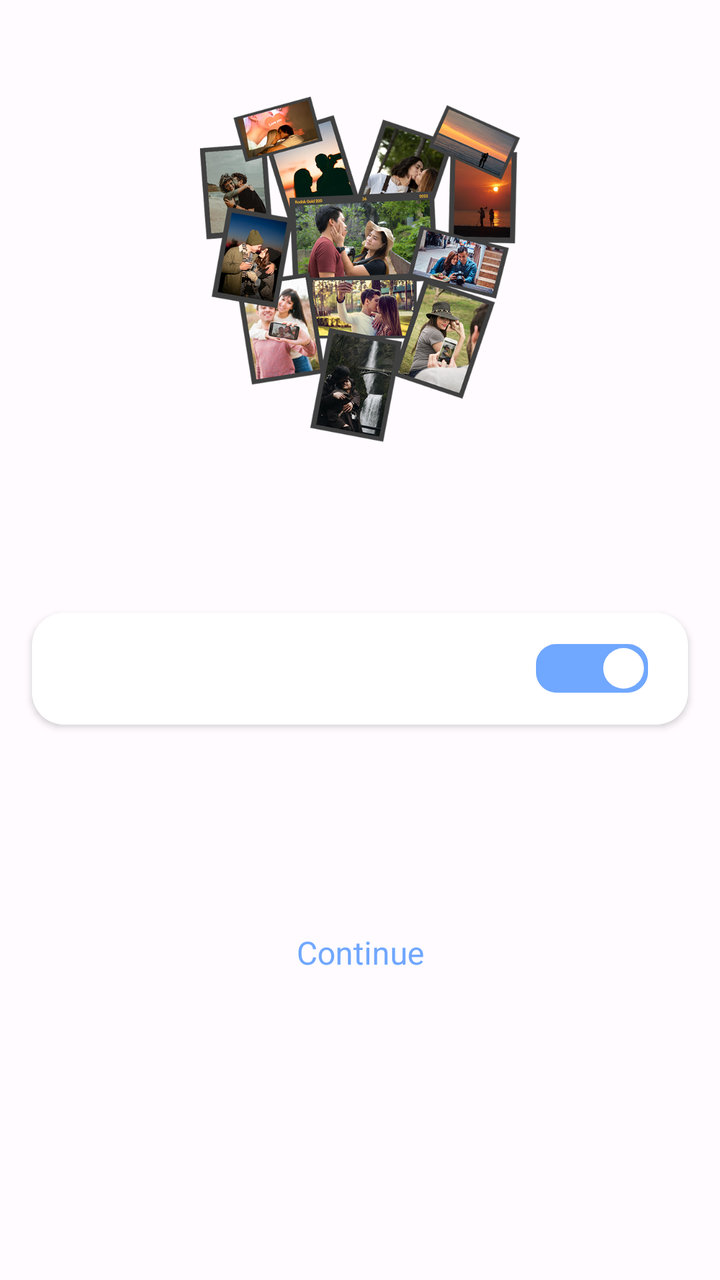
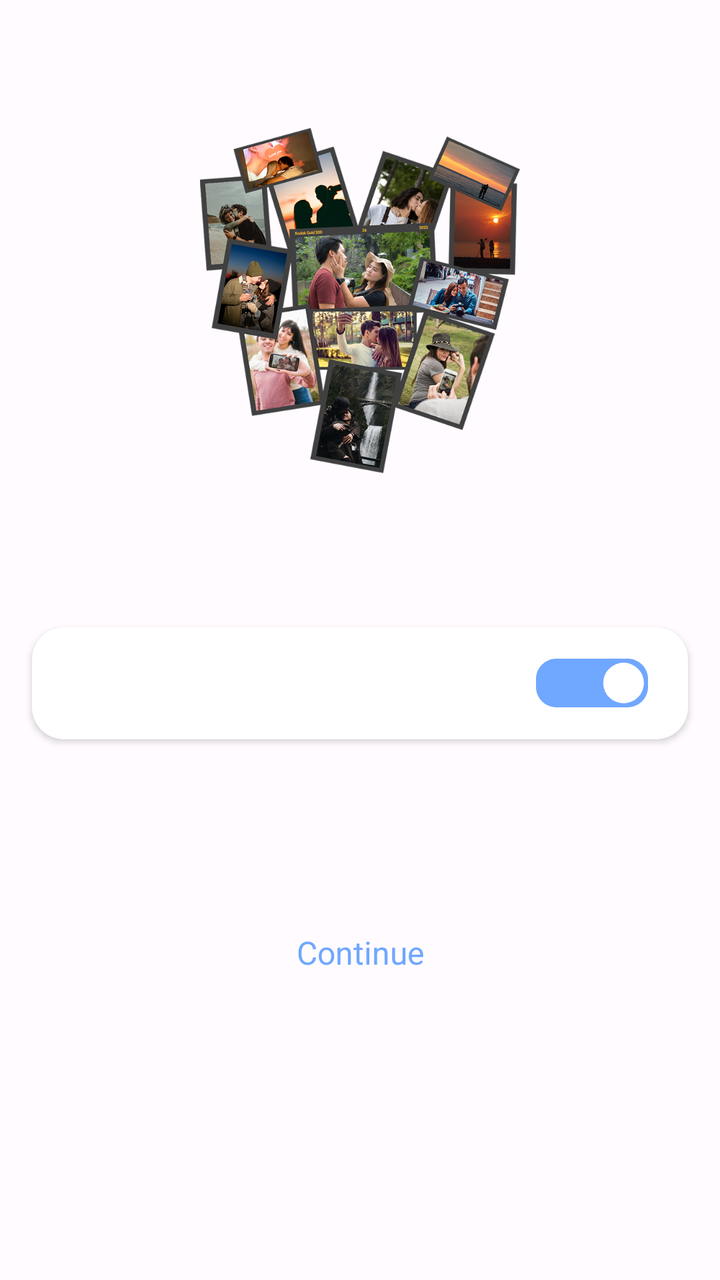

Before-and-after screenshots of an Android layout around one commit, followed by the original layout XML and the change that was made.
<!-- AndroidManifest.xml: application theme Theme.DepthWallpaper -->
<!-- res/layout/activity_permission.xml -->
<?xml version="1.0" encoding="utf-8"?>
<androidx.constraintlayout.widget.ConstraintLayout
    xmlns:android="http://schemas.android.com/apk/res/android"
    xmlns:app="http://schemas.android.com/apk/res-auto"
    android:layout_width="match_parent"
    android:layout_height="match_parent"
    android:background="#FFFBFF">

    <include
            android:id="@+id/actionBar"
            layout="@layout/layout_actionbar"
            android:layout_width="match_parent"
            android:layout_height="wrap_content" />

    <ImageView
        android:id="@+id/imv"
        android:layout_width="0dp"
        android:layout_height="0dp"
        android:layout_marginHorizontal="@dimen/dimension_100"
        android:contentDescription="@null"
        app:layout_constraintDimensionRatio="1.51:1.63"
        android:layout_marginBottom="@dimen/dimension_40"
        android:src="@drawable/img_ava_permission"
        app:layout_constraintBottom_toTopOf="@+id/permTitle"
        app:layout_constraintEnd_toEndOf="parent"
        app:layout_constraintStart_toStartOf="parent"
        app:layout_constraintTop_toBottomOf="@+id/actionBar" />

    <TextView
        android:id="@+id/permTitle"
        android:layout_width="match_parent"
        android:layout_height="wrap_content"
        android:layout_marginHorizontal="@dimen/dimension_6"
        android:layout_marginBottom="@dimen/dimension_18"
        android:gravity="center"
        android:paddingHorizontal="@dimen/dimension_16"
        android:textColor="@color/gray2"
        android:textSize="@dimen/text_size_14"
        app:layout_constraintBottom_toTopOf="@+id/rowPermission" />

    
    <RelativeLayout
        android:id="@+id/rowPermission"
        android:layout_width="match_parent"
        android:elevation="@dimen/dimension_2"
        android:layout_height="@dimen/dimension_56"
        android:layout_marginHorizontal="@dimen/dimension_16"
        android:layout_marginBottom="@dimen/dimension_100"
        android:background="@drawable/bg_language"
        app:layout_constraintBottom_toTopOf="@+id/btnContinue">

        <TextView
            android:id="@+id/permName"
            android:layout_width="wrap_content"
            android:layout_height="wrap_content"
            android:layout_centerVertical="true"
            android:layout_marginStart="@dimen/dimension_24"
            android:textColor="@color/black"
            android:fontFamily="@font/roboto_regular"
            android:textSize="@dimen/text_size_18" />

        <ImageView
            android:id="@+id/permSwitch"
            android:layout_width="@dimen/dimension_56"
            android:layout_height="@dimen/dimension_25"
            android:layout_alignParentEnd="true"
            android:layout_centerVertical="true"
            android:layout_marginEnd="@dimen/dimension_20"
            android:contentDescription="@null"
            android:src="@drawable/switch_on" />
    </RelativeLayout>

    <TextView
        android:id="@+id/btnContinue"
        android:layout_width="wrap_content"
        android:layout_height="wrap_content"
        android:layout_marginBottom="@dimen/dimension_150"
        android:gravity="center"
        android:padding="@dimen/dimension_3"
        android:text="@string/continue_text"
        android:textColor="@color/app_color"
        android:textSize="@dimen/text_size_16"

        app:layout_constraintStart_toStartOf="parent"
        app:layout_constraintBottom_toBottomOf="parent"
        app:layout_constraintEnd_toEndOf="parent" />
</androidx.constraintlayout.widget.ConstraintLayout>
<!-- res/layout/layout_actionbar.xml (included above) -->
<?xml version="1.0" encoding="utf-8"?>
<FrameLayout
    xmlns:android="http://schemas.android.com/apk/res/android"
    android:layout_width="match_parent"
    android:layout_marginTop="@dimen/dimension_20"
    android:layout_height="@dimen/dimension_65"
    android:paddingHorizontal="@dimen/dimension_16">

    <ImageView
        android:id="@+id/btnActionBarLeft"
        android:layout_width="@dimen/dimension_40"
        android:layout_height="@dimen/dimension_40"
        android:layout_gravity="center_vertical|start"
        android:background="?attr/selectableItemBackgroundBorderless"
        android:contentDescription="@null"
        android:padding="@dimen/dimension_8"
        android:src="@drawable/ic_back"
        android:visibility="invisible" />

    <TextView
        android:id="@+id/tvStart"
        android:layout_width="match_parent"
        android:layout_height="wrap_content"
        android:layout_gravity="center_vertical|start"
        android:layout_marginHorizontal="@dimen/dimension_16"
        android:ellipsize="marquee"
        android:gravity="start|center_vertical"
        android:singleLine="true"
        android:fontFamily="@font/righteous_regular"
        android:textColor="@color/black2"
        android:textSize="@dimen/text_size_20"

        android:visibility="gone" />

    <TextView
        android:id="@+id/tvCenter"
        android:layout_width="match_parent"
        android:layout_height="wrap_content"
        android:layout_gravity="center"
        android:layout_marginHorizontal="@dimen/dimension_56"
        android:ellipsize="marquee"
        android:fontFamily="@font/righteous_regular"
        android:gravity="center"
        android:singleLine="true"
        android:textColor="@color/black2"
        android:textSize="@dimen/text_size_22"

        android:visibility="gone" />

    <ImageView
        android:id="@+id/btnActionBarRight1"
        android:layout_width="@dimen/dimension_40"
        android:layout_height="@dimen/dimension_40"
        android:layout_gravity="center_vertical|end"
        android:layout_marginEnd="@dimen/dimension_48"
        android:background="?attr/selectableItemBackgroundBorderless"
        android:contentDescription="@null"
        android:padding="@dimen/dimension_6"
        android:visibility="gone" />

    <ImageView
        android:id="@+id/btnActionBarRight"
        android:layout_width="@dimen/dimension_40"
        android:layout_height="@dimen/dimension_40"
        android:layout_gravity="center_vertical|end"
        android:background="?attr/selectableItemBackgroundBorderless"
        android:contentDescription="@null"
        android:padding="@dimen/dimension_6"
        android:visibility="invisible" />
</FrameLayout>
<!-- resources referenced by this layout -->
<resources>
  <color name="app_color">#70A7FF</color>
  <color name="black">#000000</color>
  <color name="black2">#404040</color>
  <color name="gray2">#803C3C3C</color>
  <dimen name="dimension_100">100dp</dimen>
  <dimen name="dimension_150">150dp</dimen>
  <dimen name="dimension_16">16dp</dimen>
  <dimen name="dimension_18">18dp</dimen>
  <dimen name="dimension_2">2dp</dimen>
  <dimen name="dimension_20">20dp</dimen>
  <dimen name="dimension_24">24dp</dimen>
  <dimen name="dimension_25">25dp</dimen>
  <dimen name="dimension_3">3dp</dimen>
  <dimen name="dimension_40">40dp</dimen>
  <dimen name="dimension_48">48dp</dimen>
  <dimen name="dimension_56">56dp</dimen>
  <dimen name="dimension_6">6dp</dimen>
  <dimen name="dimension_65">65dp</dimen>
  <dimen name="dimension_8">8dp</dimen>
  <dimen name="text_size_14">14sp</dimen>
  <dimen name="text_size_16">16sp</dimen>
  <dimen name="text_size_18">18sp</dimen>
  <dimen name="text_size_20">20sp</dimen>
  <dimen name="text_size_22">22sp</dimen>
  <!-- drawable bg_language (drawable) -->
  <?xml version="1.0" encoding="utf-8"?>
  <shape xmlns:android="http://schemas.android.com/apk/res/android" android:shape="rectangle">
      <solid android:color="@color/white" />
      <corners android:radius="@dimen/dimension_16" />
  </shape>
  <!-- drawable ic_back (drawable) -->
  <?xml version="1.0" encoding="utf-8"?>
  <vector xmlns:android="http://schemas.android.com/apk/res/android"
      android:width="@dimen/dimension_24" android:height="@dimen/dimension_24" android:viewportWidth="24" android:viewportHeight="24">
      <path android:fillColor="#00000000" android:strokeColor="#2B2B3A" android:strokeWidth="2.2" android:strokeLineCap="round" android:strokeLineJoin="round" android:pathData="M15,5 L8,12 L15,19" />
  </vector>
  <!-- drawable img_ava_permission: png bitmap (drawable, 592913 bytes) -->
  <!-- drawable switch_on (drawable) -->
  <vector xmlns:android="http://schemas.android.com/apk/res/android"
          android:width="55dp"
          android:height="24dp"
          android:viewportWidth="55"
          android:viewportHeight="24">
      <group>
          <path
                  android:fillColor="#FF70A7FF"
                  android:pathData="M55 14c0 5.52-4.48 10-10 10l-35 0c-5.52 0-10-4.48-10-10l0-4c0-5.52 4.48-10 10-10l35 0c5.52 0 10 4.48 10 10z"/>
          <group>
              <path
                      android:fillColor="#FFFFFFFF"
                      android:pathData="M43 2A10 10 0 1 0 43 22 10 10 0 1 0 43 2z"/>
          </group>
      </group>
  </vector>
  <string name="continue_text">Continue</string>
  <style name="Theme.DepthWallpaper" parent="Theme.Material3.Light.NoActionBar">
          <item name="android:windowTranslucentStatus">false</item>
          <item name="android:windowDrawsSystemBarBackgrounds">true</item>
          <item name="android:statusBarColor">@android:color/transparent</item>
          <item name="android:navigationBarColor">@android:color/transparent</item>
          <item name="android:windowSoftInputMode">adjustResize</item>
          <item name="android:windowBackground">@color/white</item>
          <item name="android:windowIsTranslucent">false</item>
          <item name="android:windowDisablePreview">true</item>
      </style>
  <color name="white">#FFFFFFFF</color>
</resources>

<!-- the commit's change to res/layout/activity_permission.xml (unified diff, before → after) -->
@@ -2,7 +2,7 @@
 <androidx.constraintlayout.widget.ConstraintLayout
     xmlns:android="http://schemas.android.com/apk/res/android"
     xmlns:app="http://schemas.android.com/apk/res-auto"
-    android:layout_width="match_parent"
+    xmlns:tools="http://schemas.android.com/tools" android:layout_width="match_parent"
     android:layout_height="match_parent"
     android:background="#FFFBFF">
 
@@ -19,24 +19,26 @@
         android:layout_marginHorizontal="@dimen/dimension_100"
         android:contentDescription="@null"
         app:layout_constraintDimensionRatio="1.51:1.63"
-        android:layout_marginBottom="@dimen/dimension_40"
+        android:layout_marginBottom="@dimen/dimension_120"
+        android:layout_marginTop="@dimen/dimension_24"
+        app:layout_constraintVertical_bias="0"
         android:src="@drawable/img_ava_permission"
-        app:layout_constraintBottom_toTopOf="@+id/permTitle"
+        app:layout_constraintBottom_toTopOf="@+id/btnContinue"
         app:layout_constraintEnd_toEndOf="parent"
         app:layout_constraintStart_toStartOf="parent"
         app:layout_constraintTop_toBottomOf="@+id/actionBar" />
 
     <TextView
-        android:id="@+id/permTitle"
-        android:layout_width="match_parent"
-        android:layout_height="wrap_content"
-        android:layout_marginHorizontal="@dimen/dimension_6"
-        android:layout_marginBottom="@dimen/dimension_18"
-        android:gravity="center"
-        android:paddingHorizontal="@dimen/dimension_16"
-        android:textColor="@color/gray2"
-        android:textSize="@dimen/text_size_14"
-        app:layout_constraintBottom_toTopOf="@+id/rowPermission" />
+            android:id="@+id/permTitle"
+            android:layout_width="match_parent"
+            android:layout_height="wrap_content"
+            android:layout_marginHorizontal="@dimen/dimension_6"
+            android:layout_marginTop="@dimen/dimension_40"
+            android:gravity="center"
+            android:paddingHorizontal="@dimen/dimension_16"
+            android:textColor="@color/gray2"
+            android:textSize="@dimen/text_size_14"
+            app:layout_constraintTop_toBottomOf="@+id/imv"/>
 
     
     <RelativeLayout
@@ -45,9 +47,9 @@
         android:elevation="@dimen/dimension_2"
         android:layout_height="@dimen/dimension_56"
         android:layout_marginHorizontal="@dimen/dimension_16"
-        android:layout_marginBottom="@dimen/dimension_100"
+        android:layout_marginTop="@dimen/dimension_18"
         android:background="@drawable/bg_language"
-        app:layout_constraintBottom_toTopOf="@+id/btnContinue">
+        app:layout_constraintTop_toBottomOf="@+id/permTitle">
 
         <TextView
             android:id="@+id/permName"
@@ -110,14 +112,12 @@
         android:layout_width="match_parent"
         android:layout_height="wrap_content"
         android:layout_gravity="center_vertical|start"
-        android:layout_marginHorizontal="@dimen/dimension_16"
         android:ellipsize="marquee"
         android:gravity="start|center_vertical"
         android:singleLine="true"
         android:fontFamily="@font/righteous_regular"
         android:textColor="@color/black2"
         android:textSize="@dimen/text_size_20"
-
         android:visibility="gone" />
 
     <TextView
<!-- resource entries referenced after the edit -->
@@ -5,6 +5,7 @@
   <color name="black2">#404040</color>
   <color name="gray2">#803C3C3C</color>
   <dimen name="dimension_100">100dp</dimen>
+  <dimen name="dimension_120">120dp</dimen>
   <dimen name="dimension_150">150dp</dimen>
   <dimen name="dimension_16">16dp</dimen>
   <dimen name="dimension_18">18dp</dimen>
